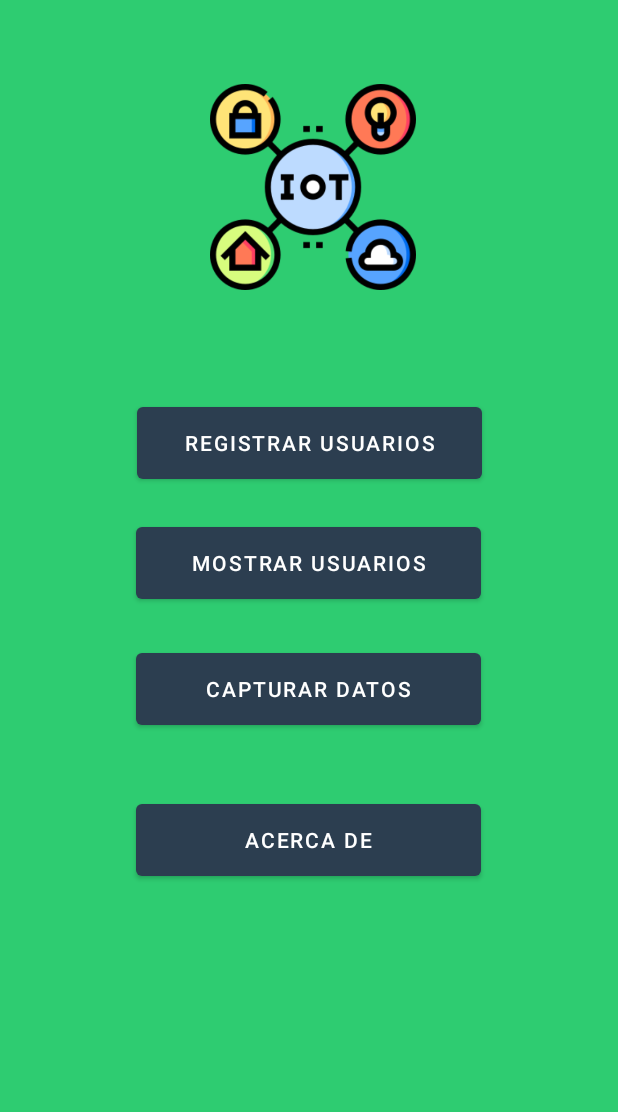
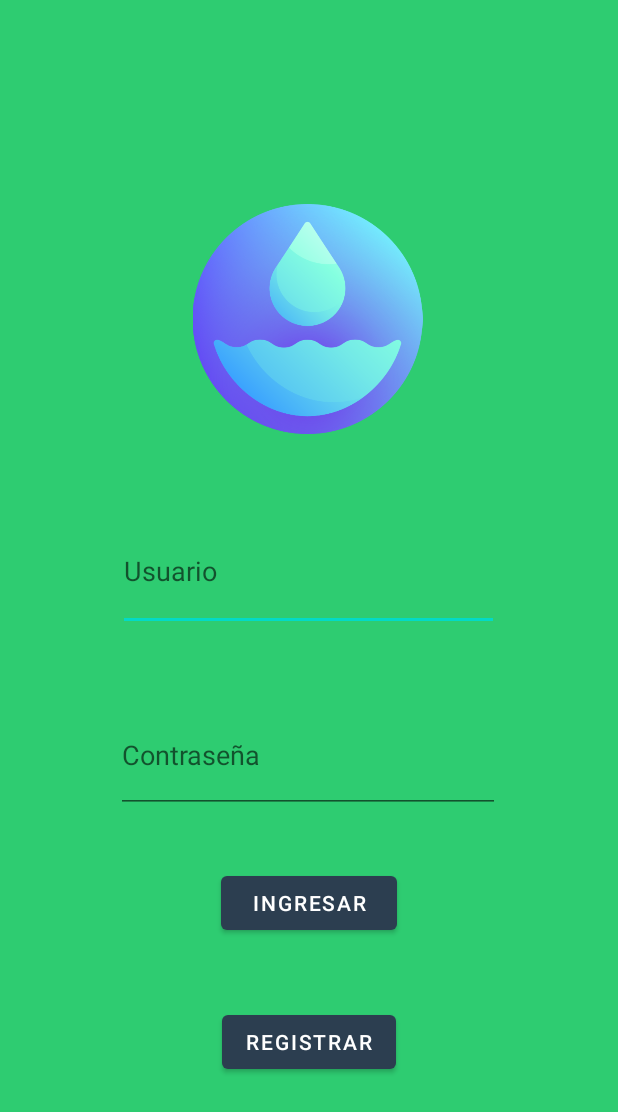
Before and after one commit to Seba271/pnk_prueba1, an Android app: the screen it shows after launch (Menu before the commit, Login after it), after a tap on "INGRESAR", on a phone screen of 412 x 824 dp. Shown: the top 1112 px of the screen. Run offline under Robolectric (Android 15) with nearby library versions, the phone set to English and light mode, and no system bars; 4 statements that could not run were skipped.

Commit message:
agregue credenciales para el login de super usuario

```diff
--- a/app/src/main/java/com/example/webservice/Login.kt
+++ b/app/src/main/java/com/example/webservice/Login.kt
@@ -3,7 +3,8 @@ package com.example.webservice
 import android.content.Intent
 import android.os.Bundle
 import android.widget.Button
-import androidx.activity.enableEdgeToEdge
+import android.widget.EditText
+import android.widget.Toast
 import androidx.appcompat.app.AppCompatActivity
 import androidx.core.view.ViewCompat
 import androidx.core.view.WindowInsetsCompat
@@ -11,19 +12,38 @@ import androidx.core.view.WindowInsetsCompat
 class Login : AppCompatActivity() {
     override fun onCreate(savedInstanceState: Bundle?) {
         super.onCreate(savedInstanceState)
-        enableEdgeToEdge()
         setContentView(R.layout.activity_login)
+
         ViewCompat.setOnApplyWindowInsetsListener(findViewById(R.id.main)) { v, insets ->
             val systemBars = insets.getInsets(WindowInsetsCompat.Type.systemBars())
             v.setPadding(systemBars.left, systemBars.top, systemBars.right, systemBars.bottom)
             insets
         }
-        val loginButton = findViewById<Button>(R.id.buttoningresar) // Usa el ID real de tu
 
+        // Referencias a los campos
+        val txtusuario = findViewById<EditText>(R.id.txtusuariologin)
+        val txtclave = findViewById<EditText>(R.id.txtcontralogin)
+        val loginButton = findViewById<Button>(R.id.btn_iniciar)
+        val registerButton = findViewById<Button>(R.id.button)
+
+        // Botón de inicio de sesión
         loginButton.setOnClickListener {
-            val intent = Intent(this, Menu::class.java)
+            val usuarioIngresado = txtusuario.text.toString()
+            val claveIngresada = txtclave.text.toString()
+
+            if (usuarioIngresado == "admin" && claveIngresada == "admin") {
+                val intent = Intent(this, Menu::class.java)
+                startActivity(intent)
+                finish()
+            } else {
+                Toast.makeText(this, "Credenciales inválidas", Toast.LENGTH_SHORT).show()
+            }
+        }
+
+        // Botón para ir a Registrar (opcional)
+        registerButton.setOnClickListener {
+            val intent = Intent(this, Registrar::class.java)
             startActivity(intent)
         }
-
     }
 }
--- a/app/src/main/res/layout/activity_login.xml
+++ b/app/src/main/res/layout/activity_login.xml
@@ -27,11 +27,11 @@
         app:layout_constraintBottom_toBottomOf="parent"
         app:layout_constraintEnd_toEndOf="parent"
         app:layout_constraintStart_toStartOf="parent"
-        app:layout_constraintTop_toBottomOf="@+id/buttoningresar"
+        app:layout_constraintTop_toBottomOf="@+id/btn_iniciar"
         app:layout_constraintVertical_bias="0.227" />
 
     <EditText
-        android:id="@+id/editTextText"
+        android:id="@+id/txtusuariologin"
         android:layout_width="254dp"
         android:layout_height="79dp"
         android:layout_marginTop="52dp"
@@ -44,7 +44,7 @@
         app:layout_constraintTop_toBottomOf="@+id/imageView" />
 
     <EditText
-        android:id="@+id/editTextTextPassword"
+        android:id="@+id/txtcontralogin"
         android:layout_width="256dp"
         android:layout_height="77dp"
         android:layout_marginTop="44dp"
@@ -54,15 +54,15 @@
         app:layout_constraintEnd_toEndOf="parent"
         app:layout_constraintHorizontal_bias="0.497"
         app:layout_constraintStart_toStartOf="parent"
-        app:layout_constraintTop_toBottomOf="@+id/editTextText" />
+        app:layout_constraintTop_toBottomOf="@+id/txtusuariologin" />
 
     <Button
-        android:id="@+id/buttoningresar"
+        android:id="@+id/btn_iniciar"
         android:layout_width="117dp"
         android:layout_height="48dp"
         android:layout_marginTop="36dp"
         android:text="Ingresar"
         app:layout_constraintEnd_toEndOf="parent"
         app:layout_constraintStart_toStartOf="parent"
-        app:layout_constraintTop_toBottomOf="@+id/editTextTextPassword" />
+        app:layout_constraintTop_toBottomOf="@+id/txtcontralogin" />
 </androidx.constraintlayout.widget.ConstraintLayout>
```
